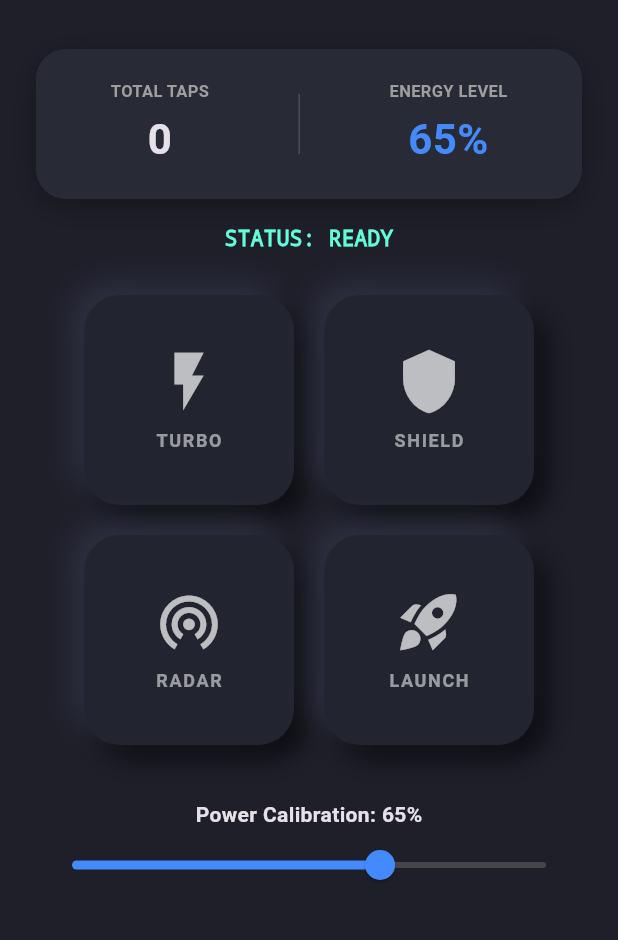
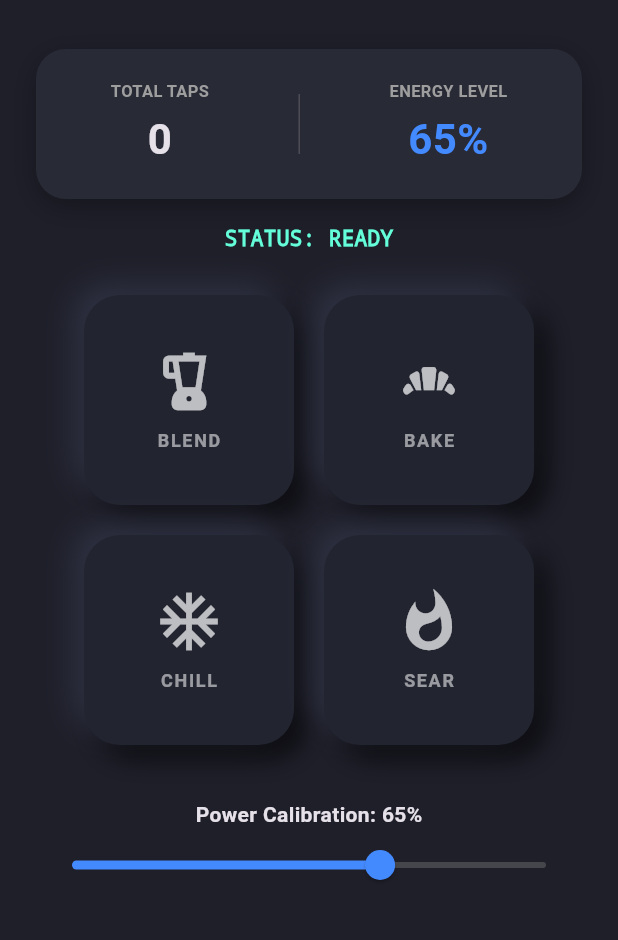
Before and after one commit to eyobedmerhawi/inclass-activity-03, a Flutter app: the screen it shows after launch, on a phone screen of 412 x 824 dp, the part 59-999 px from its top. Run offline on Flutter 3.47's test engine with Material 3 defaults, Android fonts, the phone set to English and light mode, and no system bars.

Commit message:
Complete Kitchen Gadget Panel milestones

```diff
--- a/lib/main.dart
+++ b/lib/main.dart
@@ -83,9 +83,9 @@ class _ControlDeckScreenState extends State<ControlDeckScreen> {
   @override
   Widget build(BuildContext context) {
     // Dynamic background color adapting to current theme
-    final screenBg = widget.isDark
-        ? const Color(0xFF1E1F29)
-        : const Color(0xFFE0E5EC);
+    final screenBg = powerLevel > 80
+        ? (widget.isDark ? const Color(0xFF3A1712) : const Color(0xFFFFE0D6))
+        : (widget.isDark ? const Color(0xFF1E1F29) : const Color(0xFFE0E5EC));
     final cardBg = widget.isDark ? const Color(0xFF282A36) : Colors.white;
 
     return Scaffold(
@@ -205,32 +205,32 @@ class _ControlDeckScreenState extends State<ControlDeckScreen> {
               alignment: WrapAlignment.center,
               children: [
                 TactileButton(
-                  icon: Icons.flash_on,
-                  label: "TURBO",
-                  accentColor: Colors.amber,
+                  icon: Icons.blender,
+                  label: "BLEND",
+                  accentColor: Colors.orange,
                   isDark: widget.isDark,
-                  onPressed: () => _triggerAction("TURBO BOOST"),
+                  onPressed: () => _triggerAction("BLEND"),
                 ),
                 TactileButton(
-                  icon: Icons.shield,
-                  label: "SHIELD",
-                  accentColor: Colors.tealAccent,
+                  icon: Icons.bakery_dining,
+                  label: "BAKE",
+                  accentColor: Colors.brown,
                   isDark: widget.isDark,
-                  onPressed: () => _triggerAction("DEFENSE SHIELD"),
+                  onPressed: () => _triggerAction("BAKE"),
                 ),
                 TactileButton(
-                  icon: Icons.wifi_tethering,
-                  label: "RADAR",
-                  accentColor: Colors.purpleAccent,
+                  icon: Icons.ac_unit,
+                  label: "CHILL",
+                  accentColor: Colors.lightBlue,
                   isDark: widget.isDark,
-                  onPressed: () => _triggerAction("PULSE RADAR"),
+                  onPressed: () => _triggerAction("CHILL"),
                 ),
                 TactileButton(
-                  icon: Icons.rocket_launch,
-                  label: "LAUNCH",
-                  accentColor: Colors.redAccent,
+                  icon: Icons.whatshot,
+                  label: "SEAR",
+                  accentColor: Colors.deepOrange,
                   isDark: widget.isDark,
-                  onPressed: () => _triggerAction("THRUSTER LAUNCH"),
+                  onPressed: () => _triggerAction("SEAR"),
                 ),
               ],
             ),
```
Also changed, not shown: 1 other file.
